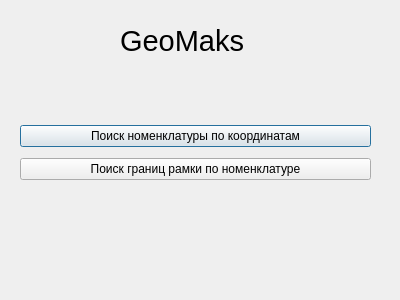
The window that Sources/Source Qt code/startmenu.ui (MaksimPrudnikau/MaksimPrudnikau.github.io) describes before a commit, drawn with Qt 5.
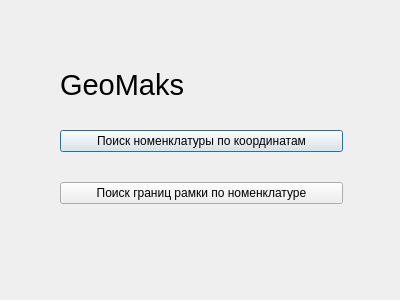
The same window after the commit.

Diff of the .ui file:
```diff
--- a/Sources/Source Qt code/startmenu.ui
+++ b/Sources/Source Qt code/startmenu.ui
@@ -13,15 +13,31 @@
   <property name="windowTitle">
    <string>GeoMaks</string>
   </property>
+  <widget class="QWidget" name="gridLayoutWidget">
+   <property name="geometry">
+    <rect>
+     <x>60</x>
+     <y>60</y>
+     <width>283</width>
+     <height>168</height>
+    </rect>
+   </property>
+   <layout class="QVBoxLayout" name="verticalLayout_4">
+    <item>
+     <spacer name="verticalSpacer_2">
+      <property name="orientation">
+       <enum>Qt::Vertical</enum>
+      </property>
+      <property name="sizeHint" stdset="0">
+       <size>
+        <width>20</width>
+        <height>40</height>
+       </size>
+      </property>
+     </spacer>
+    </item>
+    <item>
   <widget class="QLabel" name="label">
-   <property name="geometry">
-    <rect>
-     <x>120</x>
-     <y>20</y>
-     <width>191</width>
-     <height>41</height>
-    </rect>
-   </property>
    <property name="font">
     <font>
      <pointsize>22</pointsize>
@@ -31,15 +47,47 @@
     <string>GeoMaks</string>
    </property>
   </widget>
-  <widget class="QWidget" name="layoutWidget">
-   <property name="geometry">
-    <rect>
-     <x>20</x>
-     <y>120</y>
-     <width>351</width>
-     <height>67</height>
-    </rect>
-   </property>
+    </item>
+    <item>
+     <spacer name="verticalSpacer_6">
+      <property name="orientation">
+       <enum>Qt::Vertical</enum>
+      </property>
+      <property name="sizeHint" stdset="0">
+       <size>
+        <width>20</width>
+        <height>40</height>
+       </size>
+      </property>
+     </spacer>
+    </item>
+    <item>
+     <spacer name="verticalSpacer_5">
+      <property name="orientation">
+       <enum>Qt::Vertical</enum>
+      </property>
+      <property name="sizeHint" stdset="0">
+       <size>
+        <width>20</width>
+        <height>40</height>
+       </size>
+      </property>
+     </spacer>
+    </item>
+    <item>
+     <spacer name="verticalSpacer">
+      <property name="orientation">
+       <enum>Qt::Vertical</enum>
+      </property>
+      <property name="sizeHint" stdset="0">
+       <size>
+        <width>20</width>
+        <height>40</height>
+       </size>
+      </property>
+     </spacer>
+    </item>
+    <item>
    <layout class="QVBoxLayout" name="verticalLayout">
     <item>
      <widget class="QPushButton" name="MapNomenclature">
@@ -48,12 +96,40 @@
       </property>
      </widget>
     </item>
+      <item>
+       <spacer name="verticalSpacer_4">
+        <property name="orientation">
+         <enum>Qt::Vertical</enum>
+        </property>
+        <property name="sizeHint" stdset="0">
+         <size>
+          <width>20</width>
+          <height>40</height>
+         </size>
+        </property>
+       </spacer>
+      </item>
     <item>
      <widget class="QPushButton" name="MapBorders">
       <property name="text">
        <string>Поиск границ рамки по номенклатуре</string>
       </property>
      </widget>
+      </item>
+      <item>
+       <spacer name="verticalSpacer_3">
+        <property name="orientation">
+         <enum>Qt::Vertical</enum>
+        </property>
+        <property name="sizeHint" stdset="0">
+         <size>
+          <width>20</width>
+          <height>40</height>
+         </size>
+        </property>
+       </spacer>
+      </item>
+     </layout>
     </item>
    </layout>
   </widget>
```
Lines whose indentation alone changed are shown as unchanged.
